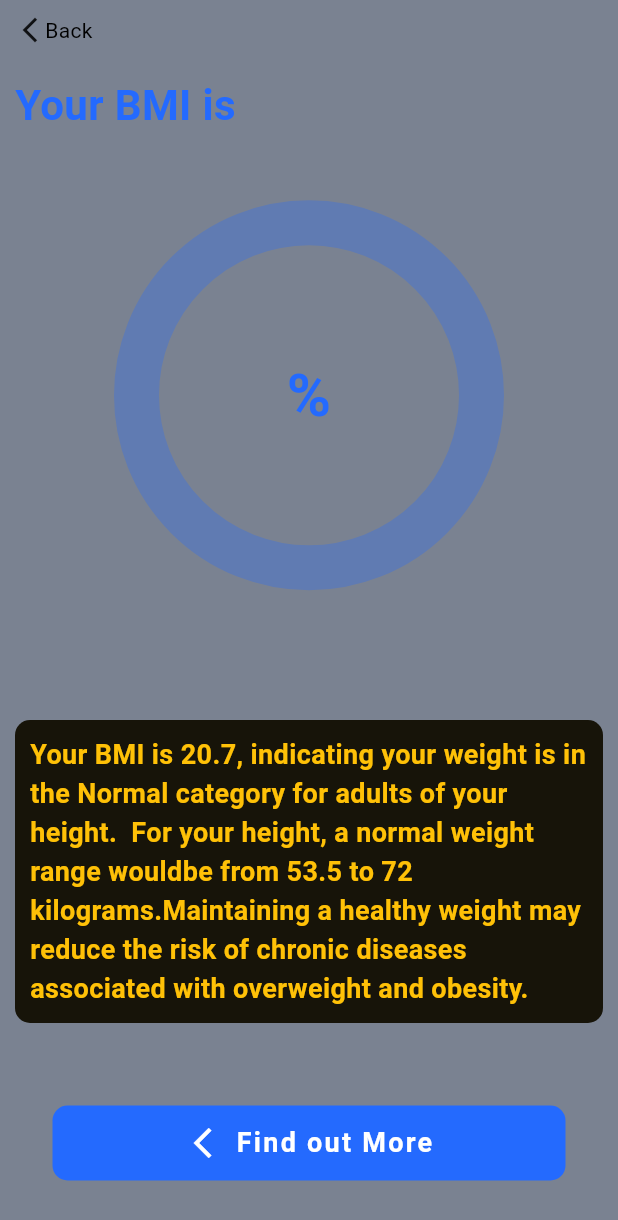
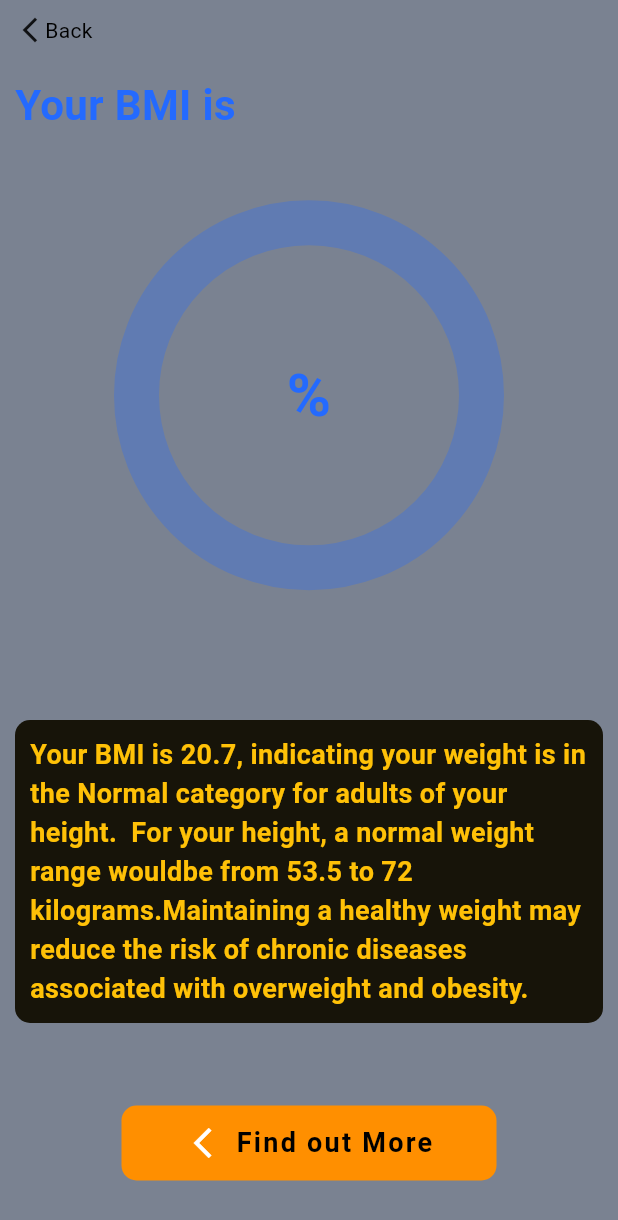
Before and after one commit to LokmanHossen/BMI-Calculate-App-Flutter, a Flutter app: the ResultPage screen opened directly, on a phone screen of 412 x 824 dp. Shown: the top 1220 px of the screen. Run offline on Flutter 3.47's test engine with Material 3 defaults, Android fonts, the phone set to English and light mode, and no system bars; drawn by our look-alikes of percent_indicator; our stand-ins replace get, syncfusion_flutter_sliders.

Commit message:
UpdateColor

```diff
--- a/lib/components/bottom_button.dart
+++ b/lib/components/bottom_button.dart
@@ -16,10 +16,12 @@ class BottomButton extends StatelessWidget {
       onTap: onPressed,
       child: Container(
         height: 50,
+        width: 250,
         padding: const EdgeInsets.all(10),
         decoration: BoxDecoration(
-            borderRadius: BorderRadius.circular(10),
-            color: Theme.of(context).colorScheme.primary),
+          borderRadius: BorderRadius.circular(10),
+          color: Colors.amber.shade800,
+        ),
         child: Row(
           mainAxisAlignment: MainAxisAlignment.center,
           children: [
@@ -27,11 +29,11 @@ class BottomButton extends StatelessWidget {
             const SizedBox(width: 10),
             Text(
               buttonText,
-              style: TextStyle(
+              style: const TextStyle(
                   fontSize: 18,
                   fontWeight: FontWeight.bold,
                   letterSpacing: 1.5,
-                  color: Theme.of(context).colorScheme.primaryContainer),
+                  color: Colors.black),
             ),
           ],
         ),
--- a/lib/configs/color.dart
+++ b/lib/configs/color.dart
@@ -1,13 +1,13 @@
 import 'package:flutter/material.dart';
 
 const lightBColor = Color(0xFF7A8291);
-const lightPrimaryColor = Color(0xff246AFE);
+const lightPrimaryColor = Color(0xF1FE9124);
 const lightLabelColor = Color(0xff8C8C8C);
 const lightDeepColor = Color(0xffFFFFFF);
 const lightFontColor = Color(0xff000000);
 
 const darkBColor = Color(0xff242424);
-const darkPrimaryColor = Color(0xff246AFE);
+const darkPrimaryColor = Color(0xF1FE9124);
 const darkLabelColor = Color(0xFF736F6F);
 const darkDeepColor = Color(0xff373737);
 const darkFontColor = Color(0xffFFFFFF);
--- a/lib/pages/home_page.dart
+++ b/lib/pages/home_page.dart
@@ -31,7 +31,8 @@ class HomePage extends StatelessWidget {
                     "Welcome😊",
                     style: TextStyle(
                       fontSize: 18,
-                      color: Theme.of(context).colorScheme.onSecondaryContainer,
+                      fontWeight: FontWeight.bold,
+                      color: Theme.of(context).colorScheme.onSurface,
                     ),
                   ),
                 ],
@@ -95,13 +96,14 @@ class HomePage extends StatelessWidget {
                 height: 50,
                 child: BottomButton(
                   icon: Icons.done_all_rounded,
-                  buttonText: "Lets go",
+                  buttonText: "Calculate Result",
                   onPressed: () {
                     bmiController.calculateBMI();
                     Get.to(() => const ResultPage());
                   },
                 ),
               ),
+              const SizedBox(height: 20)
             ],
           ),
         ),
```
